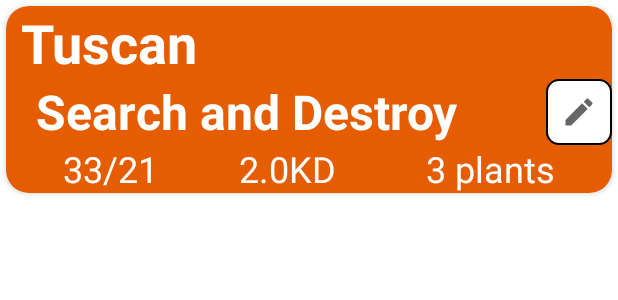
After one commit to robbiebrush/CODAssistantAndroid, an Android app: the layout matches_recycler_row.xml on its own in the app's theme, with its tools: preview values and no code run, on a phone screen of 412 x 824 dp. The commit adds this screen. Shown: the top 300 px of the screen. Run offline under Robolectric (Android 15) with nearby library versions, the phone set to English and light mode, and no system bars; network calls fail.

Commit message:
Finished database classes, match pojo, customrecycylerviewadapter2, and almost completed styling match_recycler_row

```diff
--- /dev/null
+++ b/app/src/main/java/com/example/codassistant/RecyclerViews/MatchesRecycler/CustomRecyclerViewAdapter2.java
@@ -0,0 +1,4 @@
+package com.example.codassistant.RecyclerViews.MatchesRecycler;
+
+public class CustomRecyclerViewAdapter2 {
+}
--- /dev/null
+++ b/app/src/main/res/drawable/ic_baseline_mode_edit_24.xml
@@ -0,0 +1,10 @@
+<vector xmlns:android="http://schemas.android.com/apk/res/android"
+    android:width="24dp"
+    android:height="24dp"
+    android:viewportWidth="24"
+    android:viewportHeight="24"
+    android:tint="?attr/colorControlNormal">
+  <path
+      android:fillColor="@android:color/white"
+      android:pathData="M3,17.25V21h3.75L17.81,9.94l-3.75,-3.75L3,17.25zM20.71,7.04c0.39,-0.39 0.39,-1.02 0,-1.41l-2.34,-2.34c-0.39,-0.39 -1.02,-0.39 -1.41,0l-1.83,1.83 3.75,3.75 1.83,-1.83z"/>
+</vector>
--- /dev/null
+++ b/app/src/main/res/drawable/icon_background.xml
@@ -0,0 +1,12 @@
+<?xml version="1.0" encoding="utf-8"?>
+<selector xmlns:android="http://schemas.android.com/apk/res/android">
+    <item>
+        <shape android:shape="rectangle">
+            <solid android:color="@color/white"/>
+            <size android:height="25dp"
+                android:width="25dp"/>
+            <corners android:radius="8dp" />
+            <stroke android:width="1dp" android:color="@color/black" />
+        </shape>
+    </item>
+</selector>
--- /dev/null
+++ b/app/src/main/res/layout/matches_recycler_row.xml
@@ -0,0 +1,60 @@
+<?xml version="1.0" encoding="utf-8"?>
+<androidx.cardview.widget.CardView xmlns:android="http://schemas.android.com/apk/res/android"
+    xmlns:app="http://schemas.android.com/apk/res-auto"
+    android:layout_width="match_parent"
+    android:layout_height="wrap_content"
+    android:layout_margin="4dp"
+    app:cardBackgroundColor="@color/orange_500"
+    android:orientation="vertical"
+    app:cardCornerRadius="15dp">
+
+    <androidx.constraintlayout.widget.ConstraintLayout
+        android:layout_width="match_parent"
+        android:layout_height="wrap_content">
+
+        <TextView
+            android:id="@+id/map"
+            android:layout_width="wrap_content"
+            android:layout_height="wrap_content"
+            android:paddingLeft="10dp"
+            android:text="Tuscan"
+            app:layout_constraintStart_toStartOf="parent"
+            app:layout_constraintTop_toTopOf="parent"
+            android:textStyle="bold"
+            android:textSize="36sp"
+            android:textColor="@color/white"/>
+
+        <TextView
+            android:id="@+id/mode"
+            android:layout_width="wrap_content"
+            android:layout_height="wrap_content"
+            android:paddingLeft="20dp"
+            android:text="Search and Destroy"
+            app:layout_constraintStart_toStartOf="parent"
+            app:layout_constraintTop_toBottomOf="@+id/map"
+            android:textSize="32sp"
+            android:textStyle="bold"
+            android:textColor="@color/white"/>
+
+        <TextView
+            android:id="@+id/stats"
+            android:layout_width="wrap_content"
+            android:layout_height="wrap_content"
+            android:text="33/21         2.0KD          3 plants"
+            app:layout_constraintStart_toStartOf="parent"
+            app:layout_constraintEnd_toEndOf="parent"
+            app:layout_constraintTop_toBottomOf="@id/mode"
+            android:textSize="24sp"
+            android:textColor="@color/white"/>
+
+        <ImageView
+            android:id="@+id/editImg"
+            android:layout_width="wrap_content"
+            android:layout_height="wrap_content"
+            android:background="@drawable/icon_background"
+            app:layout_constraintEnd_toEndOf="parent"
+            app:layout_constraintTop_toBottomOf="@id/map"
+            android:padding="10dp"
+            app:srcCompat="@drawable/ic_baseline_mode_edit_24" />
+    </androidx.constraintlayout.widget.ConstraintLayout>
+</androidx.cardview.widget.CardView>
```
Also changed, not shown: app/src/main/java/com/example/codassistant/Database/CreateUpdateFragment.java (added, +66 -0 lines), app/src/main/java/com/example/codassistant/Database/MatchesDatabase.java (added, +126 -0 lines), app/src/main/java/com/example/codassistant/Database/pojos/Match.java (added, +98 -0 lines), app/src/main/res/layout/fragment_create_update.xml (added, +14 -0 lines), app/src/main/res/layout/fragment_matches.xml (+9 -8 lines).
